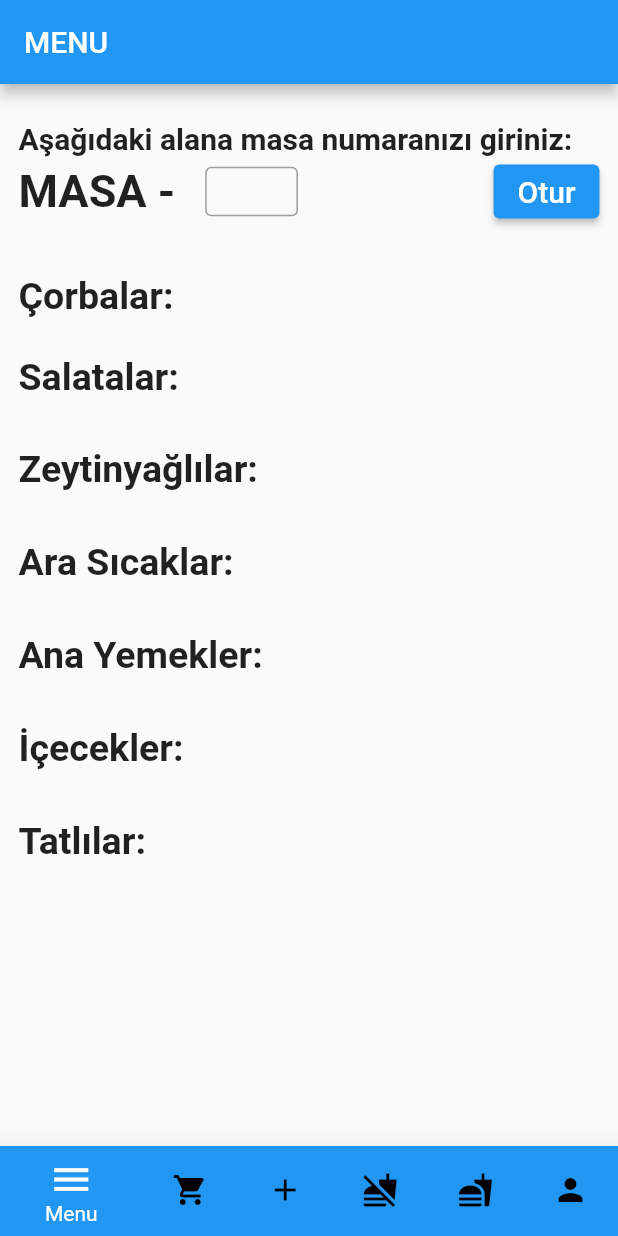
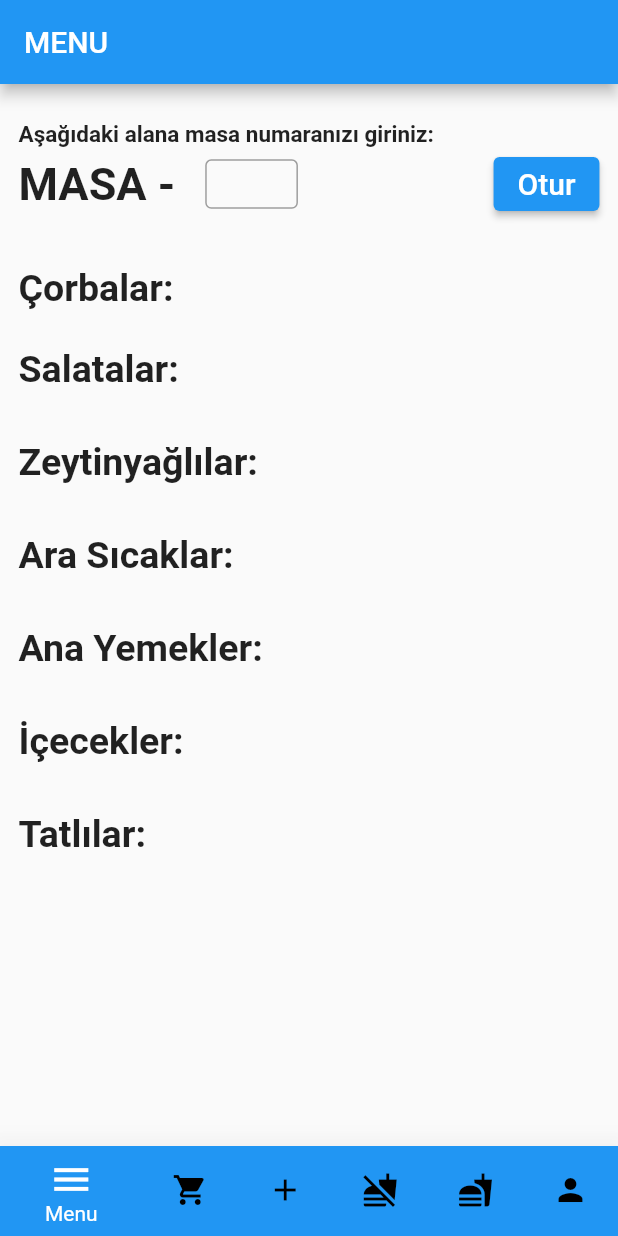
Before and after one commit to AbdAlrahimZakaria1/Resturant-app, a Flutter app: the screen it shows after launch, on a phone screen of 412 x 824 dp. Run offline on Flutter 3.47's test engine with Material 2 defaults, Android fonts, the phone set to English and light mode, and no system bars; our stand-ins replace sqflite, validators; accounts and stored records are empty.

Commit message:
small cahnges

```diff
--- a/lib/view/last_orders_view/last_order_view.dart
+++ b/lib/view/last_orders_view/last_order_view.dart
@@ -81,7 +81,7 @@ class _LastOrderViewState extends State<LastOrderView> {
                     margin: EdgeInsets.only(left: widget.phoneWidth * 0.02, bottom: widget.phoneHeight * 0.02),
                     alignment: Alignment.centerLeft,
                     child: const Text(
-                      "Son Siparis:",
+                      "",
                       style: TextStyle(fontSize: 25, fontWeight: FontWeight.bold),
                     ),
                   ),
--- a/lib/view/menu_view/menu_view.dart
+++ b/lib/view/menu_view/menu_view.dart
@@ -100,7 +100,7 @@ class _MenuViewState extends State<MenuView> {
               child: Column(crossAxisAlignment: CrossAxisAlignment.start, children: [
                 const Text(
                   "Aşağıdaki alana masa numaranızı giriniz:",
-                  style: TextStyle(fontSize: 20, fontWeight: FontWeight.bold),
+                  style: TextStyle(fontSize: 15, fontWeight: FontWeight.bold),
                 ),
                 selectingTable(),
                 Expanded(
```
